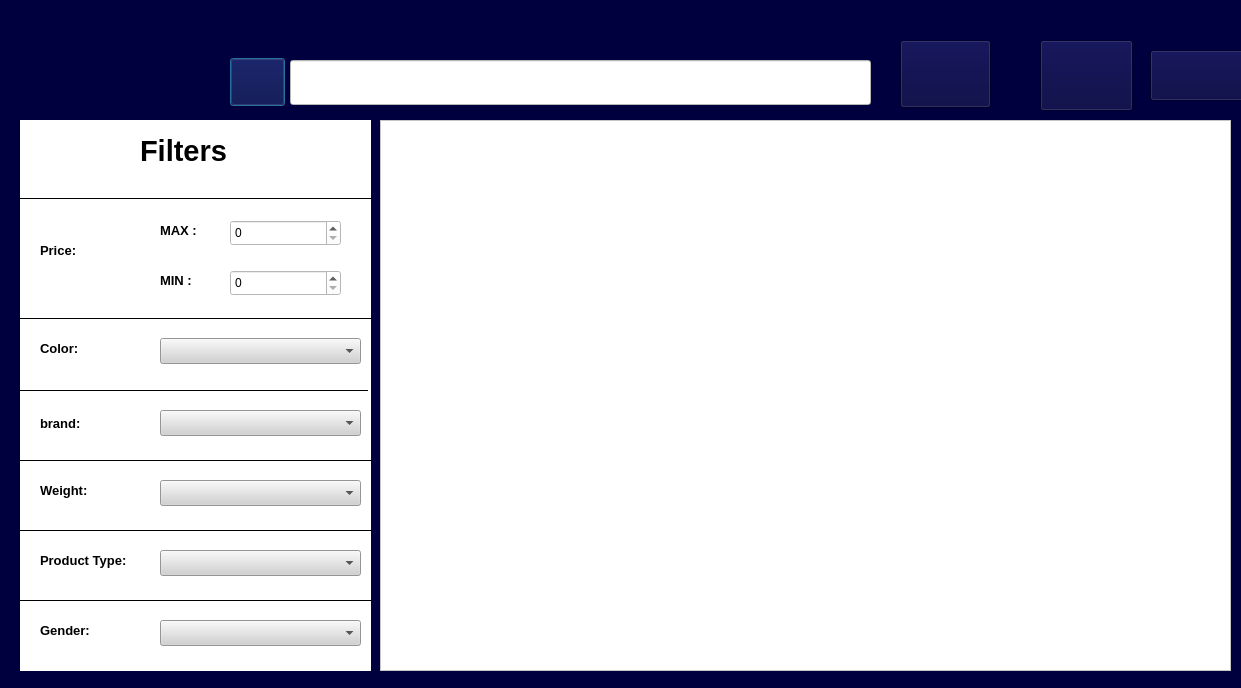
This is client.ui in AP-projects-4001/ls as Qt 5 draws it before an edit. The edited form follows.
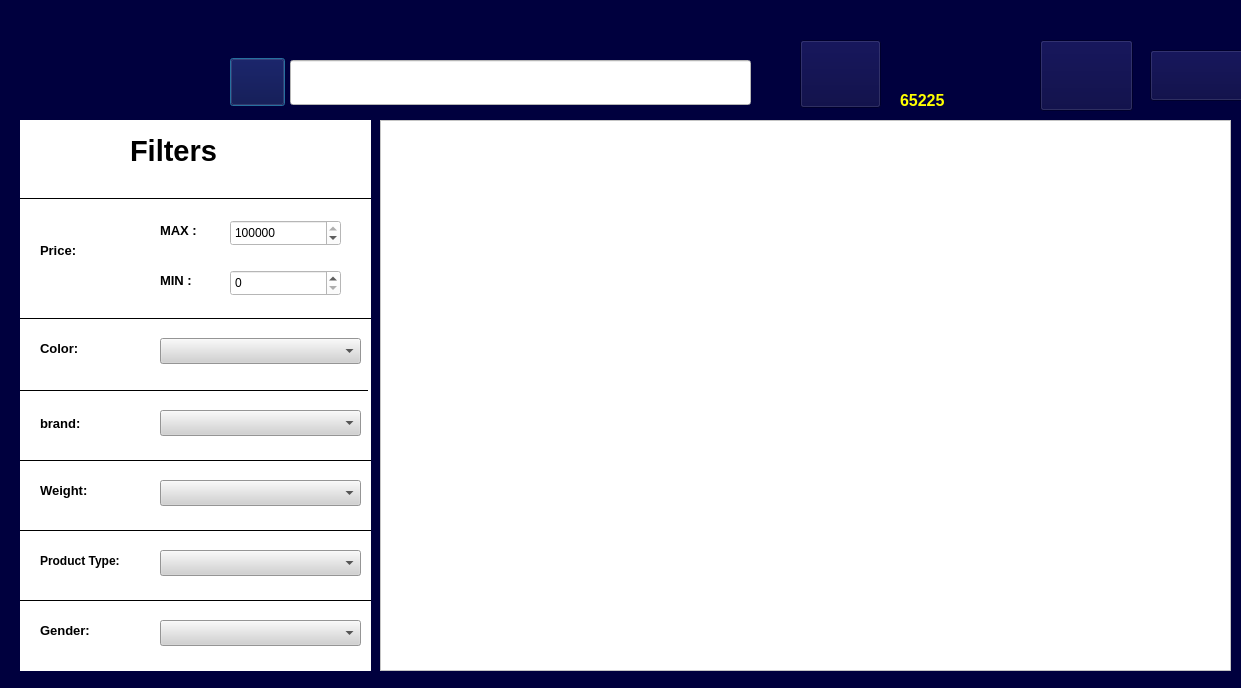
This is the edited form. Icons and pictures are not drawn.

Commit message: article class

```diff
--- a/client.ui
+++ b/client.ui
@@ -21,7 +21,7 @@
     <rect>
      <x>290</x>
      <y>60</y>
-     <width>581</width>
+     <width>461</width>
      <height>45</height>
     </rect>
    </property>
@@ -49,9 +49,9 @@
   <widget class="QPushButton" name="pushButton_moneybags">
    <property name="geometry">
     <rect>
-     <x>900</x>
+     <x>800</x>
      <y>40</y>
-     <width>91</width>
+     <width>81</width>
      <height>68</height>
     </rect>
    </property>
@@ -452,7 +452,7 @@
      <number>100000000</number>
     </property>
     <property name="value">
-     <number>0</number>
+     <number>100000000</number>
     </property>
    </widget>
    <widget class="QSpinBox" name="spinBox_min">
@@ -555,7 +555,8 @@
     </property>
     <property name="font">
      <font>
-      <pointsize>10</pointsize>
+      <pointsize>9</pointsize>
+      <weight>75</weight>
       <bold>true</bold>
      </font>
     </property>
@@ -585,15 +586,16 @@
    <widget class="QLabel" name="label_9">
     <property name="geometry">
      <rect>
-      <x>120</x>
+      <x>110</x>
       <y>10</y>
-      <width>111</width>
+      <width>171</width>
       <height>41</height>
      </rect>
     </property>
     <property name="font">
      <font>
       <pointsize>22</pointsize>
+      <weight>75</weight>
       <italic>false</italic>
       <bold>true</bold>
       <strikeout>false</strikeout>
@@ -633,6 +635,31 @@
     <string notr="true">background-image: url(:/new/prefix1/logo.png);</string>
    </property>
   </widget>
+  <widget class="QLabel" name="label_10">
+   <property name="geometry">
+    <rect>
+     <x>900</x>
+     <y>90</y>
+     <width>91</width>
+     <height>21</height>
+    </rect>
+   </property>
+   <property name="font">
+    <font>
+     <pointsize>12</pointsize>
+     <weight>75</weight>
+     <bold>true</bold>
+    </font>
+   </property>
+   <property name="styleSheet">
+    <string notr="true">background-image: url();
+background-color: rgb();
+color: rgb(255, 255, 0);</string>
+   </property>
+   <property name="text">
+    <string>65225</string>
+   </property>
+  </widget>
  </widget>
  <resources/>
  <connections/>
```
Left out of the diff: 17 changed lines with no effect on the pictures. The commit also changes 21 other files.
